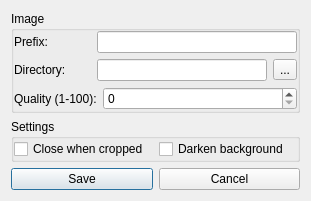
First picture: the form in ui/settings.ui, repository iceanimations/cropDesk, before the edit.
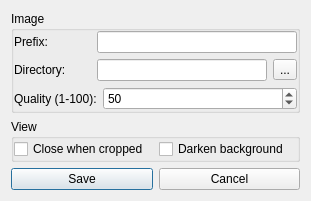
Second picture: the form after the edit.

Commit message: two view made posible by me :)

Patch:
```diff
--- a/ui/settings.ui
+++ b/ui/settings.ui
@@ -87,6 +87,18 @@
             <verstretch>0</verstretch>
            </sizepolicy>
           </property>
+          <property name="minimum">
+           <number>1</number>
+          </property>
+          <property name="maximum">
+           <number>100</number>
+          </property>
+          <property name="singleStep">
+           <number>5</number>
+          </property>
+          <property name="value">
+           <number>50</number>
+          </property>
          </widget>
         </item>
        </layout>
@@ -97,7 +109,7 @@
    <item>
     <widget class="QGroupBox" name="groupBox_2">
      <property name="title">
-      <string>Settings</string>
+      <string>View</string>
      </property>
      <layout class="QVBoxLayout" name="verticalLayout_3">
       <property name="margin">
```
Left out of the diff: 4 changed lines with no effect on the pictures. The commit also changes 5 other files.
